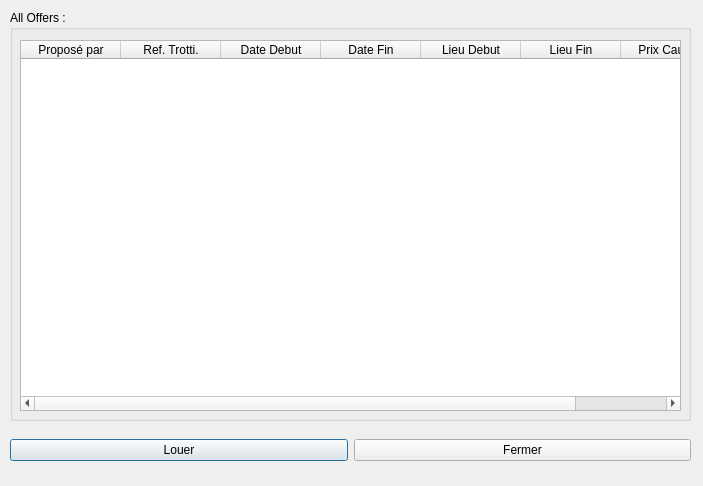
The window that View/viewalloffre.ui (Darhal/Trottipret) describes before a commit, drawn with Qt 5.
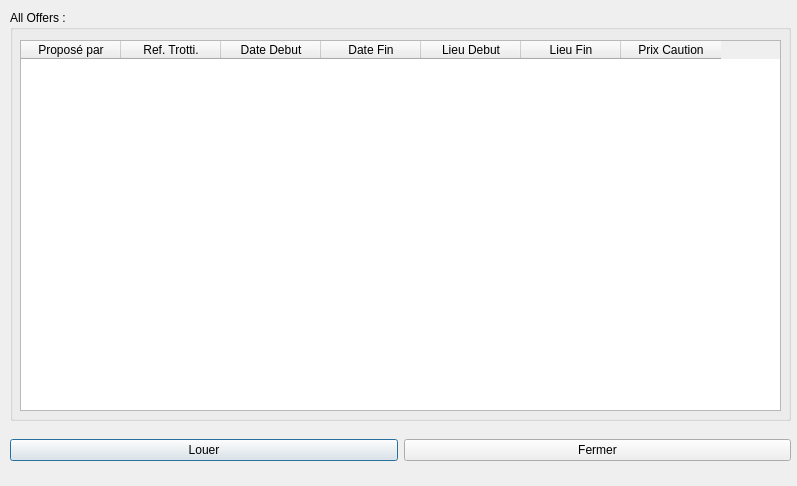
The same window after the commit.

The edit to the form file:
```diff
--- a/View/viewalloffre.ui
+++ b/View/viewalloffre.ui
@@ -6,7 +6,7 @@
    <rect>
     <x>0</x>
     <y>0</y>
-    <width>703</width>
+    <width>797</width>
     <height>486</height>
    </rect>
   </property>
@@ -18,7 +18,7 @@
     <rect>
      <x>10</x>
      <y>10</y>
-     <width>681</width>
+     <width>781</width>
      <height>411</height>
     </rect>
    </property>
@@ -30,7 +30,7 @@
      <rect>
       <x>10</x>
       <y>30</y>
-      <width>661</width>
+      <width>761</width>
       <height>371</height>
      </rect>
     </property>
@@ -82,7 +82,7 @@
     <rect>
      <x>10</x>
      <y>430</y>
-     <width>681</width>
+     <width>781</width>
      <height>41</height>
     </rect>
    </property>
```
